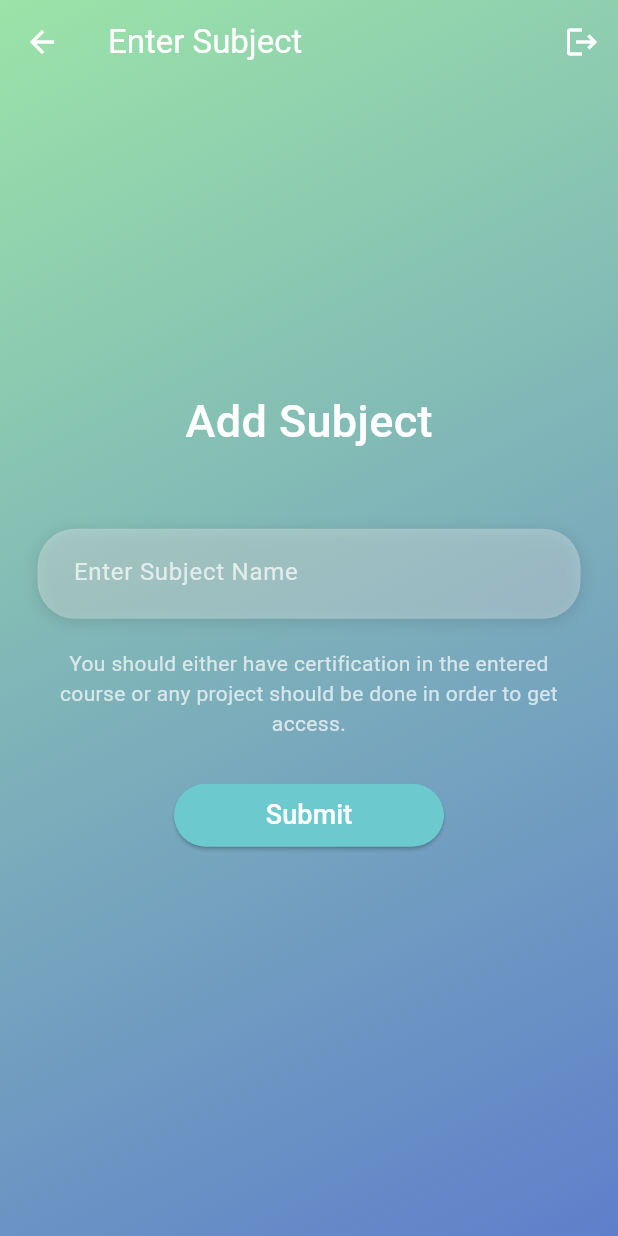
After one commit to DEVIN-003/ShareWise, a Flutter app: the EnterSubjectScreen screen opened directly, on a phone screen of 412 x 824 dp. The commit adds this screen. Run offline on Flutter 3.47's test engine with Material 3 defaults, Android fonts, the phone set to English and light mode, and no system bars; our stand-ins replace cloud_firestore, firebase_auth, firebase_core, google_sign_in, video_player; accounts and stored records are empty.

Commit message:
subjects and upload materials screen

```diff
--- a/lib/auth/login_screen.dart
+++ b/lib/auth/login_screen.dart
@@ -9,6 +9,7 @@ import 'package:flutter/material.dart';
 
 class LoginScreen extends StatefulWidget {
   const LoginScreen({super.key});
+
 
   @override
   State<LoginScreen> createState() => _LoginScreenState();
--- /dev/null
+++ b/lib/screens/enter_subject_screen.dart
@@ -0,0 +1,112 @@
+import 'package:flutter/material.dart';
+import '/widgets/button.dart';
+import '/widgets/textfield.dart';
+import 'package:login_sample/auth/login_screen.dart';
+
+class EnterSubjectScreen extends StatefulWidget {
+  const EnterSubjectScreen({super.key});
+
+  @override
+  State<EnterSubjectScreen> createState() => _EnterSubjectScreenState();
+}
+
+class _EnterSubjectScreenState extends State<EnterSubjectScreen> {
+  final TextEditingController _subjectController = TextEditingController();
+  final _formKey = GlobalKey<FormState>();
+
+  void _submitSubject() {
+    if (_formKey.currentState!.validate()) {
+      String subjectName = _subjectController.text.trim();
+      ScaffoldMessenger.of(context).showSnackBar(
+        SnackBar(content: Text('Subject "$subjectName" submitted successfully!')),
+      );
+      Navigator.pop(context); // Go back after submission
+    }
+  }
+
+  void _logout(BuildContext context) {
+    Navigator.pushAndRemoveUntil(
+      context,
+      MaterialPageRoute(builder: (context) => const LoginScreen()),
+          (route) => false,
+    );
+  }
+
+  @override
+  void dispose() {
+    _subjectController.dispose();
+    super.dispose();
+  }
+
+  @override
+  Widget build(BuildContext context) {
+    return Scaffold(
+      extendBodyBehindAppBar: true,
+      appBar: AppBar(
+        backgroundColor: Colors.transparent,
+        elevation: 0,
+        title: const Text('Enter Subject', style: TextStyle(color: Colors.white)),
+        iconTheme: const IconThemeData(color: Colors.white),
+        actions: [
+          IconButton(
+            icon: const Icon(Icons.logout),
+            onPressed: () => _logout(context),
+          ),
+        ],
+      ),
+      body: Container(
+        decoration: const BoxDecoration(
+          gradient: LinearGradient(
+            colors: [Color(0xFF9BE3A8), Color(0xFF5F7FCB)], // Same as LoginScreen
+            begin: Alignment.topLeft,
+            end: Alignment.bottomRight,
+          ),
+        ),
+        child: Padding(
+          padding: const EdgeInsets.symmetric(horizontal: 25),
+          child: Form(
+            key: _formKey,
+            child: Column(
+              children: [
+                const Spacer(),
+                const Text(
+                  "Add Subject",
+                  style: TextStyle(
+                    fontSize: 30,
+                    fontWeight: FontWeight.w500,
+                    color: Colors.white,
+                  ),
+                ),
+                const SizedBox(height: 50),
+                CustomTextField(
+                  hint: "Enter Subject Name",
+                  label: "Subject",
+                  controller: _subjectController,
+                  validator: (value) {
+                    if (value == null || value.isEmpty) {
+                      return "Subject name is required";
+                    }
+                    return null;
+                  },
+                ),
+                const SizedBox(height: 20),
+                const Text(
+                  "You should either have certification in the entered course or any project should be done in order to get access.",
+                  style: TextStyle(color: Colors.white70, fontSize: 14),
+                  textAlign: TextAlign.center,
+                ),
+                const SizedBox(height: 30),
+                CustomButton(
+                  label: "Submit",
+                  onPressed: _submitSubject,
+                  color: const Color(0xFF6CC9CE),
+                ),
+                const Spacer(),
+              ],
+            ),
+          ),
+        ),
+      ),
+    );
+  }
+}
```
Also changed, not shown: lib/screens/SubjectsScreen.dart (added, +120 -0 lines), lib/screens/upload_materials_screen.dart (added, +108 -0 lines), lib/screens/welcome_screen.dart (+7 -7 lines), 1 other file.
